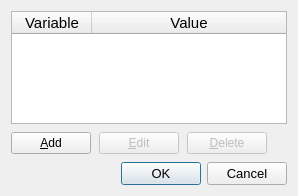
The window that forms/environmentvariablesdialog.ui (Project-LemonLime/Project_LemonLime) describes before a commit, drawn with Qt 5.
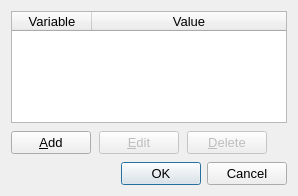
The same window after the commit. Icons and pictures are not drawn.

```diff
--- a/forms/environmentvariablesdialog.ui
+++ b/forms/environmentvariablesdialog.ui
@@ -25,8 +25,10 @@
    </property>
    <item>
     <widget class="QTableWidget" name="valueViewer">
-     <property name="styleSheet">
-      <string notr="true">font-size: 11pt;</string>
+     <property name="font">
+      <font>
+       <pointsize>10</pointsize>
+      </font>
      </property>
      <property name="editTriggers">
       <set>QAbstractItemView::NoEditTriggers</set>
@@ -71,6 +73,11 @@
     <layout class="QHBoxLayout" name="horizontalLayout">
      <item>
       <widget class="QPushButton" name="addButton">
+       <property name="font">
+        <font>
+         <pointsize>10</pointsize>
+        </font>
+       </property>
        <property name="text">
         <string>&amp;Add</string>
        </property>
@@ -85,6 +92,11 @@
        <property name="enabled">
         <bool>false</bool>
        </property>
+       <property name="font">
+        <font>
+         <pointsize>10</pointsize>
+        </font>
+       </property>
        <property name="text">
         <string>&amp;Edit</string>
        </property>
@@ -99,6 +111,11 @@
        <property name="enabled">
         <bool>false</bool>
        </property>
+       <property name="font">
+        <font>
+         <pointsize>10</pointsize>
+        </font>
+       </property>
        <property name="text">
         <string>&amp;Delete</string>
        </property>
```
Left out of the diff: 6 changed lines with no effect on the pictures.
